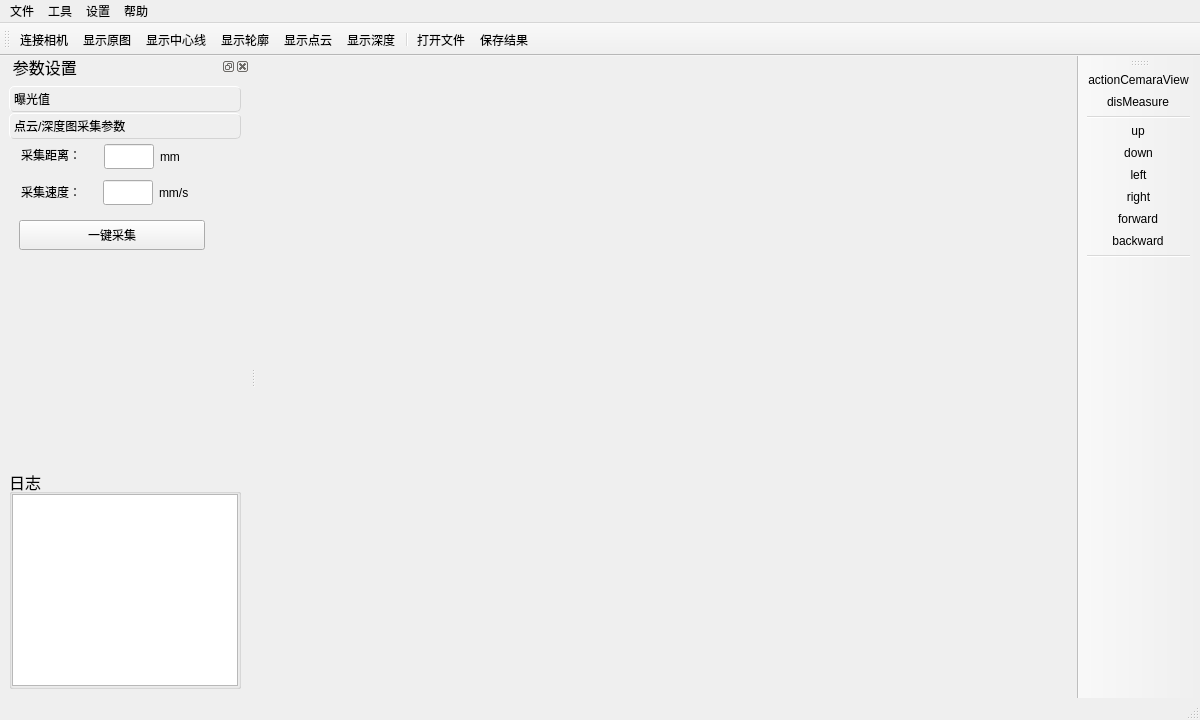
Above: mainwindow.ui from WY-Huang/Laser-Scanning before the change. Below: the same form after it.
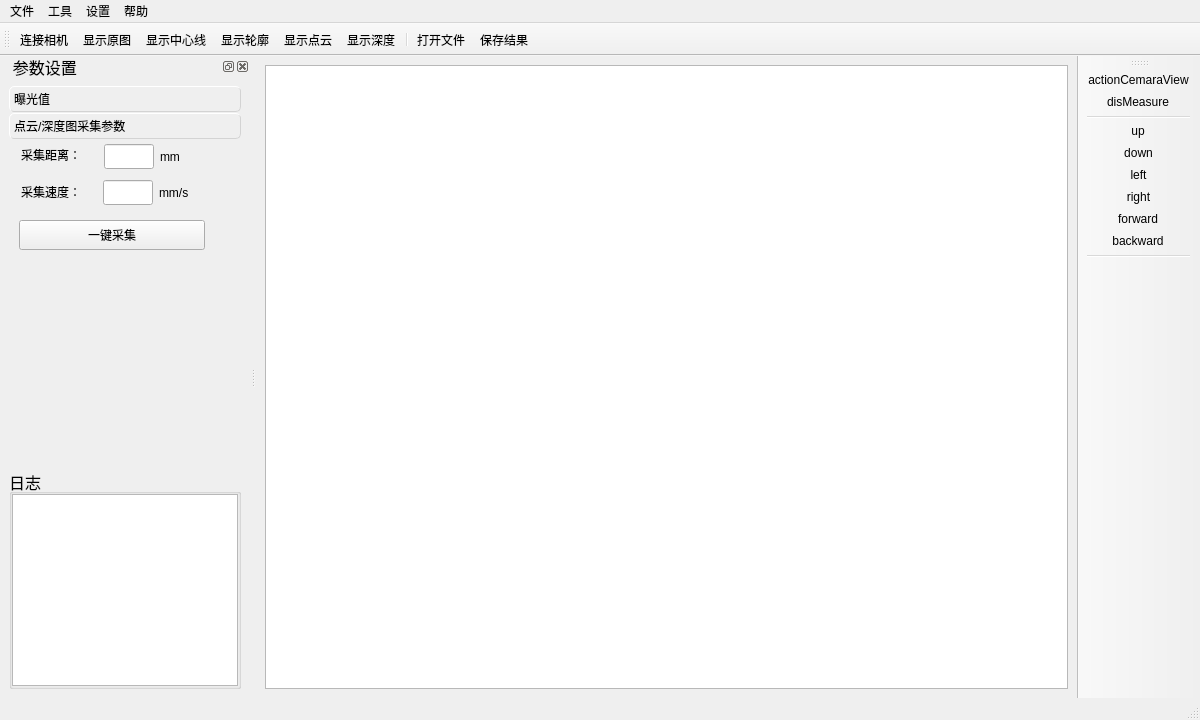
That is the form after the change. Icons and pictures are not drawn. Custom widgets are drawn as their Qt base class.

Diff of the .ui file:
```diff
--- a/mainwindow.ui
+++ b/mainwindow.ui
@@ -30,7 +30,7 @@
     <item>
      <widget class="QStackedWidget" name="stackedWidget">
       <property name="currentIndex">
-       <number>1</number>
+       <number>2</number>
       </property>
       <widget class="QWidget" name="page_0_imgshow">
        <layout class="QGridLayout" name="gridLayout">
@@ -66,6 +66,32 @@
         </item>
        </layout>
       </widget>
+      <widget class="QWidget" name="page_3_chartshow">
+       <layout class="QGridLayout" name="gridLayout_2">
+        <property name="leftMargin">
+         <number>0</number>
+        </property>
+        <property name="topMargin">
+         <number>0</number>
+        </property>
+        <property name="rightMargin">
+         <number>0</number>
+        </property>
+        <property name="bottomMargin">
+         <number>0</number>
+        </property>
+        <item row="0" column="0">
+         <widget class="QChartView" name="graphicsView">
+          <property name="resizeAnchor">
+           <enum>QGraphicsView::NoAnchor</enum>
+          </property>
+          <property name="viewportUpdateMode">
+           <enum>QGraphicsView::SmartViewportUpdate</enum>
+          </property>
+         </widget>
+        </item>
+       </layout>
+      </widget>
      </widget>
     </item>
    </layout>
@@ -764,6 +790,11 @@
    <extends>QLabel</extends>
    <header>label_image_viewer.h</header>
   </customwidget>
+  <customwidget>
+   <class>QChartView</class>
+   <extends>QGraphicsView</extends>
+   <header>qchartview.h</header>
+  </customwidget>
  </customwidgets>
  <resources>
   <include location="ico.qrc"/>
```
